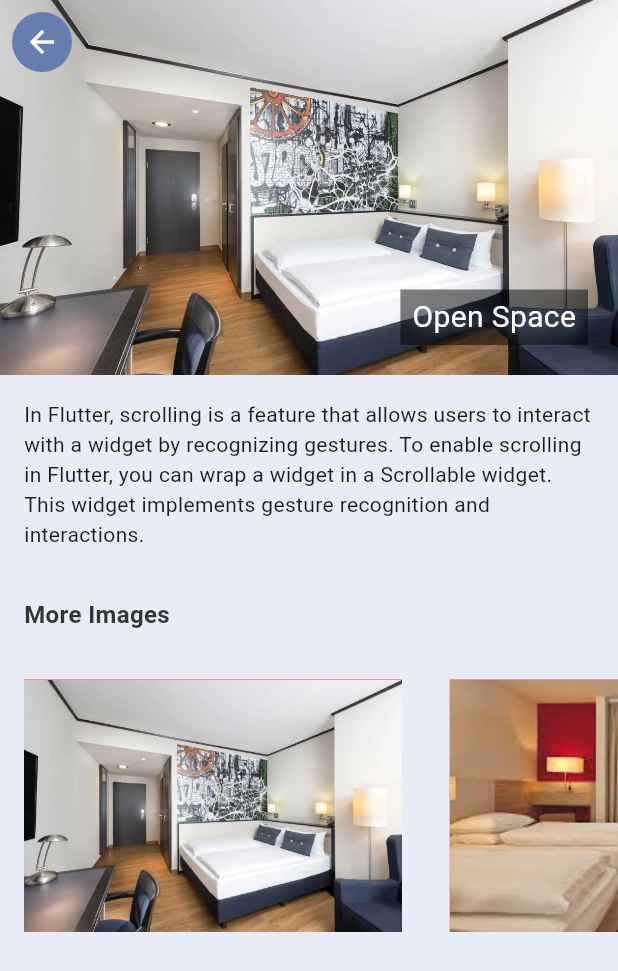
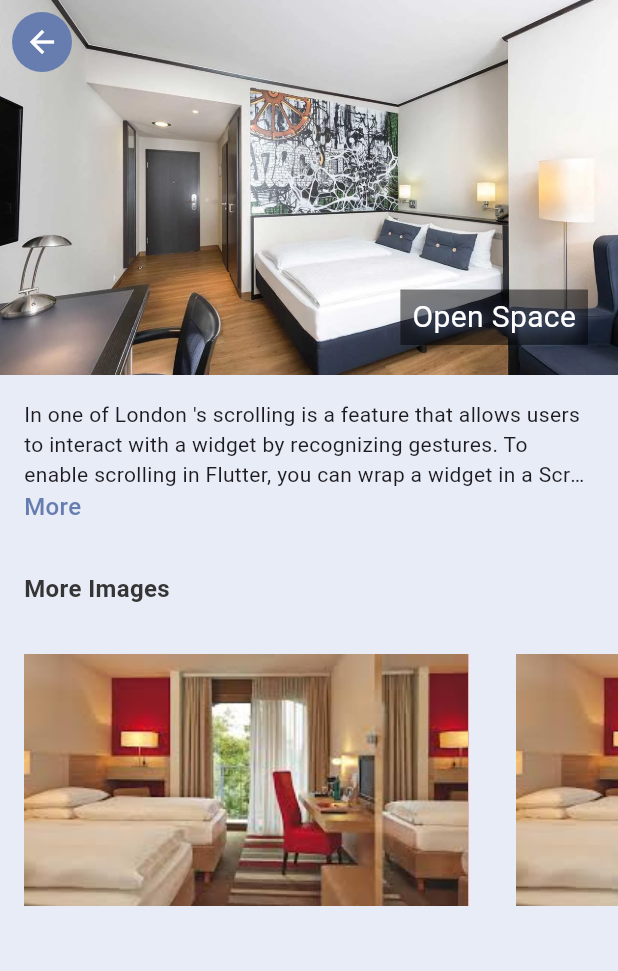
Before and after one commit to KhingZaw/ticket_app, a Flutter app: the HotelDetail screen opened directly, on a phone screen of 412 x 824 dp. Shown: the top 971 px of the screen. Run offline on Flutter 3.47's test engine with Material 3 defaults, Android fonts, the phone set to English and light mode, and no system bars; our stand-ins replace barcode_widget, fluentui_icons, get; missing offline and left inert: barcode.

```diff
--- a/lib/app_routers.dart
+++ b/lib/app_routers.dart
@@ -4,4 +4,5 @@ class AppRouters {
   static const ticketScreen = '/ticket_screen';
   static const hotelScreen = '/hotel_screen';
   static const hotelDetail = '/hotel_detail';
+  static const profileScreen = '/profile_screen';
 }
--- a/lib/constants/app_styles.dart
+++ b/lib/constants/app_styles.dart
@@ -11,6 +11,8 @@ class AppStyles {
   static Color planeColor = const Color(0xFFBFC2DF);
   static Color findTicketColor = const Color(0xD91130CE);
   static Color ticketWhite = Colors.white;
+  static Color profileBoxColor = Colors.pink.shade50;
+  static Color profileTextColor = const Color(0xFF526799);
 
   static TextStyle textStyle =
       TextStyle(fontSize: 16, fontWeight: FontWeight.w500, color: textColor);
--- /dev/null
+++ b/lib/controller/expanded_text_controller.dart
@@ -0,0 +1,8 @@
+import 'package:get/get.dart';
+
+class ExpandedTextController extends GetxController {
+  var isExpanded = false.obs;
+  void toggleExpansion(int index) {
+    isExpanded.value = !isExpanded.value;
+  }
+}
--- a/lib/data/all_json.dart
+++ b/lib/data/all_json.dart
@@ -54,23 +54,55 @@ List<Map<String, dynamic>> hotelList = [
     'place': 'Open Space',
     'destination': 'London',
     'price': 25,
+    'detail':
+        'In one of London \'s scrolling is a feature that allows users to interact with a widget by recognizing gestures. To enable scrolling in Flutter, you can wrap a widget in a Scrollable widget. This widget implements gesture recognition and interactions.In Flutter, scrolling is a feature that allows users to interact with a widget by recognizing gestures. To enable scrolling in Flutter, you can wrap a widget in a Scrollable widget. This widget implements gesture recognition and interactions.',
+    'images': [
+      'bad2.jpg',
+      'bad2.jpg',
+      'bad2.jpg',
+      'bad2.jpg',
+    ]
   },
   {
     'image': 'bad2.jpg',
     'place': 'Global Will',
     'destination': 'London',
     'price': 40,
+    'detail':
+        'In one of London \'s scrolling is a feature that allows users to interact with a widget by recognizing gestures. To enable scrolling in Flutter, you can wrap a widget in a Scrollable widget. This widget implements gesture recognition and interactions.In Flutter, scrolling is a feature that allows users to interact with a widget by recognizing gestures. To enable scrolling in Flutter, you can wrap a widget in a Scrollable widget. This widget implements gesture recognition and interactions.scrolling is a feature that allows users to interact with a widget by recognizing gestures. To enable scrolling in Flutter.',
+    'images': [
+      'bad2.jpg',
+      'bad2.jpg',
+      'bad2.jpg',
+      'bad2.jpg',
+    ]
   },
   {
     'image': 'bad3.jpg',
     'place': 'Best pool in the city',
     'destination': 'Dubai',
     'price': 68,
+    'detail':
+        'In one of Dubai \'s scrolling is a feature that allows users to interact with a widget by recognizing gestures. To enable scrolling in Flutter, you can wrap a widget in a Scrollable widget. This widget implements gesture recognition and interactions.In Flutter, scrolling is a feature that allows users to interact with a widget by recognizing gestures. To enable scrolling in Flutter, you can wrap a widget in a Scrollable widget. This widget implements gesture recognition and interactions.',
+    'images': [
+      'bad2.jpg',
+      'bad2.jpg',
+      'bad2.jpg',
+      'bad2.jpg',
+    ]
   },
   {
     'image': 'bad1.jpg',
     'place': 'Best hotel',
     'destination': 'UAE',
     'price': 78,
+    'detail':
+        'In one of UAE \'s scrolling is a feature that allows users to interact with a widget by recognizing gestures. To enable scrolling in Flutter, you can wrap a widget in a Scrollable widget. This widget implements gesture recognition and interactions.In Flutter, scrolling is a feature that allows users to interact with a widget by recognizing gestures. To enable scrolling in Flutter, you can wrap a widget in a Scrollable widget. This widget implements gesture recognition and interactions.scrolling is a feature that allows users to interact with a widget by recognizing gestures. To enable scrolling in Flutter,',
+    'images': [
+      'bad2.jpg',
+      'bad2.jpg',
+      'bad2.jpg',
+      'bad2.jpg',
+    ]
   },
 ];
--- a/lib/screens/hotel/hotel_detail.dart
+++ b/lib/screens/hotel/hotel_detail.dart
@@ -1,5 +1,7 @@
 import 'package:flutter/material.dart';
+import 'package:get/get.dart';
 import 'package:ticket_app/constants/app_styles.dart';
+import 'package:ticket_app/controller/expanded_text_controller.dart';
 import 'package:ticket_app/data/all_json.dart';
 
 class HotelDetail extends StatefulWidget {
@@ -93,10 +95,11 @@ class _HotelDetailState extends State<HotelDetail> {
           SliverList(
             delegate: SliverChildListDelegate(
               [
-                const Padding(
-                  padding: EdgeInsets.all(16.0),
-                  child: Text(
-                      "In Flutter, scrolling is a feature that allows users to interact with a widget by recognizing gestures. To enable scrolling in Flutter, you can wrap a widget in a Scrollable widget. This widget implements gesture recognition and interactions."),
+                Padding(
+                  padding: const EdgeInsets.all(16.0),
+                  child: ExpandedTextWideget(
+                    text: hotelList[index]["detail"],
+                  ),
                 ),
                 Padding(
                   padding: const EdgeInsets.all(16.0),
@@ -109,13 +112,13 @@ class _HotelDetailState extends State<HotelDetail> {
                   height: 200.0,
                   child: ListView.builder(
                       scrollDirection: Axis.horizontal,
-                      itemCount: 4,
-                      itemBuilder: (context, index) {
+                      itemCount: hotelList[index]["images"].length,
+                      itemBuilder: (context, imageIndex) {
                         return Container(
                           margin: const EdgeInsets.all(16),
                           color: Colors.red,
                           child: Image.asset(
-                              "assets/images/${hotelList[index]["image"]}"),
+                              "assets/images/${hotelList[index]["images"][imageIndex]}"),
                         );
                       }),
                 ),
@@ -127,3 +130,44 @@ class _HotelDetailState extends State<HotelDetail> {
     );
   }
 }
+
+class ExpandedTextWideget extends StatelessWidget {
+  ExpandedTextWideget({
+    super.key,
+    required this.text,
+  });
+  final ExpandedTextController controller = Get.put(ExpandedTextController());
+  final String text;
+
+  @override
+  Widget build(BuildContext context) {
+    return Obx(
+      () {
+        var textWidget = Text(
+          text,
+          maxLines: controller.isExpanded.value ? null : 3,
+          overflow: controller.isExpanded.value
+              ? TextOverflow.visible
+              : TextOverflow.ellipsis,
+        );
+        return Column(
+          crossAxisAlignment: CrossAxisAlignment.start,
+          children: [
+            textWidget,
+            GestureDetector(
+              onTap: () {
+                controller.isExpanded();
+              },
+              child: Text(
+                controller.isExpanded.value ? 'Less' : 'More',
+                style: AppStyles.textStyle.copyWith(
+                  color: AppStyles.primaryColor,
+                ),
+              ),
+            ),
+          ],
+        );
+      },
+    );
+  }
+}
--- a/pubspec.yaml
+++ b/pubspec.yaml
@@ -38,8 +38,11 @@ dependencies:
   cupertino_icons: ^1.0.8
   fluentui_icons: ^1.0.0
   barcode: ^2.2.8
+  get: ^4.6.6
+  riverpod_annotation: ^2.6.1
 
 dev_dependencies:
+  build_runner: ^2.4.12
   flutter_test:
     sdk: flutter
 
```
Also changed, not shown: lib/bottom_navbar.dart (+16 -18 lines), lib/controller/bottom_nav_controller.dart (added, +8 -0 lines), lib/main.dart (+7 -6 lines), lib/provider/bottom_nav_bar_notifier.dart (added, +15 -0 lines), lib/screens/home/home_screen.dart (+22 -3 lines), lib/screens/profile/profile_screen.dart (added, +243 -0 lines), lib/screens/profile/widgets/miles_widget.dart (added, +59 -0 lines), pubspec.lock.
